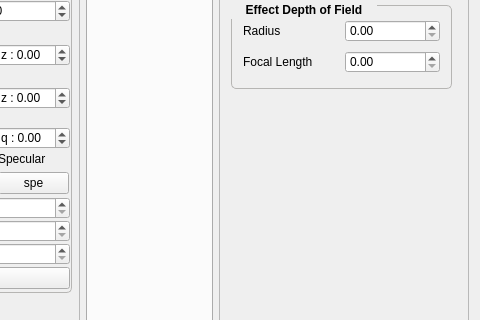
First picture: the form in mainwindow.ui, repository danilob/Raytracing, before the edit; both pictures show x 437 to 917 and y 171 to 491 of the 917 by 843 pixel window.
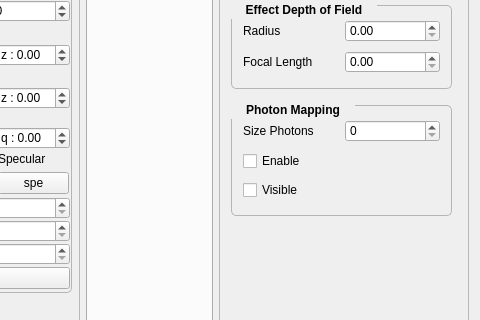
Second picture: the form after the edit. The open tabs and pages were chosen to show the change. Custom widgets are drawn as their Qt base class.

Commit message: inicio da implementação do photon mapping

Diff of the .ui file:
```diff
--- a/mainwindow.ui
+++ b/mainwindow.ui
@@ -1616,7 +1616,7 @@
             </rect>
            </property>
            <layout class="QGridLayout" name="gridLayout_4">
-            <item row="0" column="0">
+            <item row="0" column="1">
              <widget class="QToolBox" name="toolBox">
               <property name="styleSheet">
                <string notr="true"/>
@@ -1758,6 +1758,74 @@
                  </item>
                 </layout>
                </widget>
+               <widget class="QGroupBox" name="groupBox_7">
+                <property name="geometry">
+                 <rect>
+                  <x>0</x>
+                  <y>150</y>
+                  <width>221</width>
+                  <height>111</height>
+                 </rect>
+                </property>
+                <property name="font">
+                 <font>
+                  <pointsize>9</pointsize>
+                  <weight>75</weight>
+                  <bold>true</bold>
+                 </font>
+                </property>
+                <property name="styleSheet">
+                 <string notr="true">QGroupBox::title { 
+   
+     subcontrol-position: top left; /* position at the top left*/ 
+  padding: 2px 13px;
+   margin-top: -5px;
+    
+ }
+
+QGroupBox{
+   border: 1px solid rgb(182, 181, 179);
+  border-radius: 5px;
+}</string>
+                </property>
+                <property name="title">
+                 <string>Photon Mapping</string>
+                </property>
+                <layout class="QGridLayout" name="gridLayout_14">
+                 <item row="0" column="0">
+                  <layout class="QHBoxLayout" name="horizontalLayout_22">
+                   <item>
+                    <widget class="QLabel" name="label_39">
+                     <property name="text">
+                      <string>Size Photons</string>
+                     </property>
+                    </widget>
+                   </item>
+                   <item>
+                    <widget class="QSpinBox" name="sizePhotons">
+                     <property name="maximum">
+                      <number>100000000</number>
+                     </property>
+                    </widget>
+                   </item>
+                  </layout>
+                 </item>
+                 <item row="1" column="0">
+                  <widget class="QCheckBox" name="enablePhotonMap">
+                   <property name="text">
+                    <string>Enable</string>
+                   </property>
+                  </widget>
+                 </item>
+                 <item row="2" column="0">
+                  <widget class="QCheckBox" name="visiblePhotonMap">
+                   <property name="text">
+                    <string>Visible</string>
+                   </property>
+                  </widget>
+                 </item>
+                </layout>
+               </widget>
               </widget>
               <widget class="QWidget" name="page_4">
                <property name="geometry">
```
Left out of the diff: 10 changed lines with no effect on the pictures. The commit also changes 44 other files.
